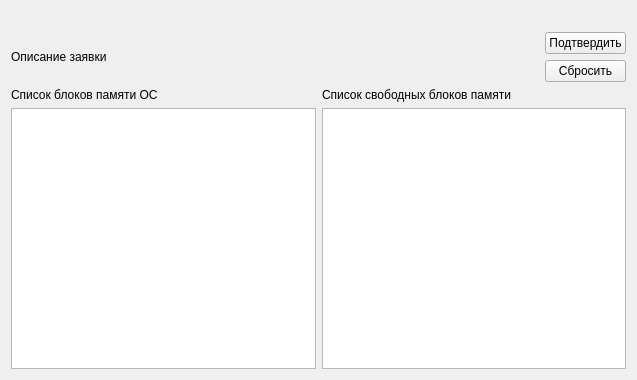
This is gui/memorytask.ui in alirzaev/dispatcher as Qt 5 draws it before an edit. The edited form follows.
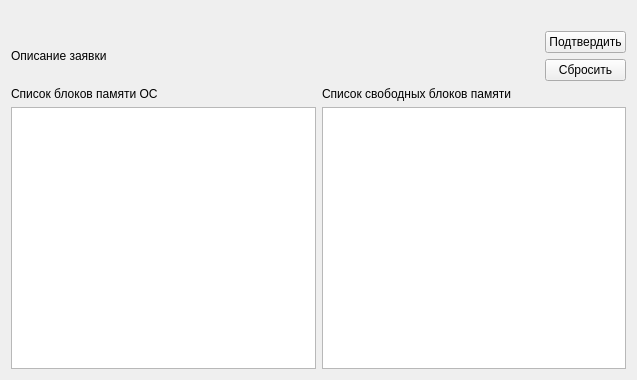
This is the edited form.

Commit message:
Улучшения в UI
Размеры шрифтов сброшены до значений по умолчанию для обеспечения
поддержки HiDPI-дисплеев

What changed in the file:
```diff
--- a/gui/memorytask.ui
+++ b/gui/memorytask.ui
@@ -18,7 +18,6 @@
     <widget class="QLabel" name="strategyLabel">
      <property name="font">
       <font>
-       <pointsize>10</pointsize>
        <weight>50</weight>
        <bold>false</bold>
       </font>
@@ -38,11 +37,6 @@
          <verstretch>0</verstretch>
         </sizepolicy>
        </property>
-       <property name="font">
-        <font>
-         <pointsize>9</pointsize>
-        </font>
-       </property>
        <property name="text">
         <string>Описание заявки</string>
        </property>
```
The commit also changes 2 other files.
